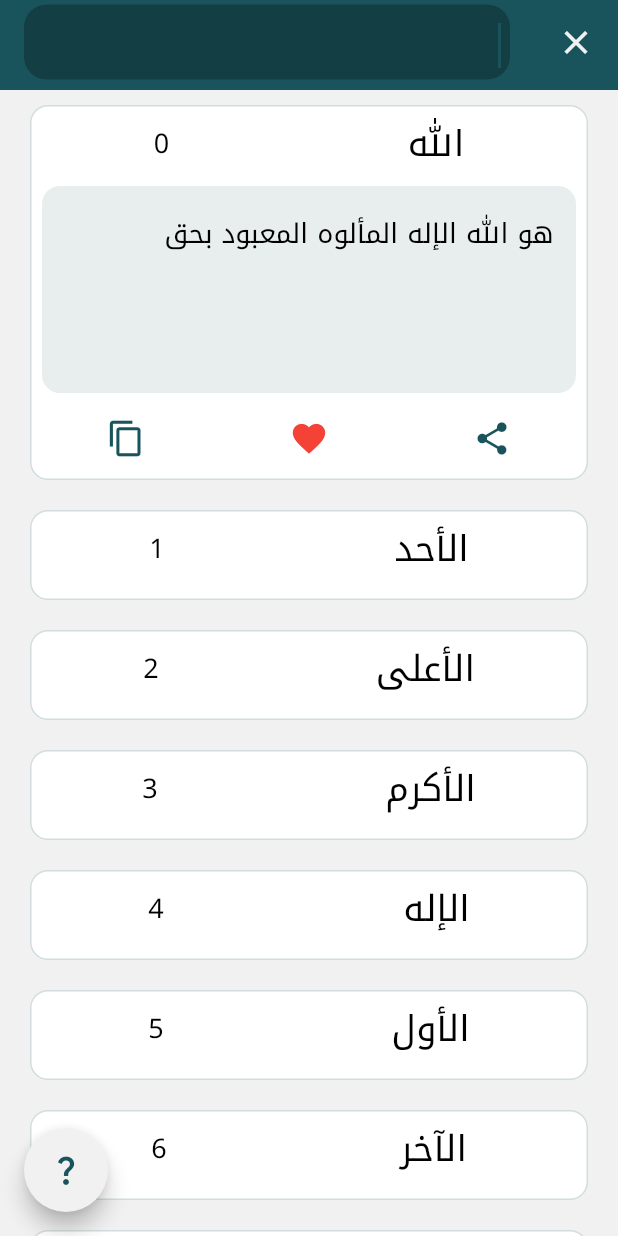
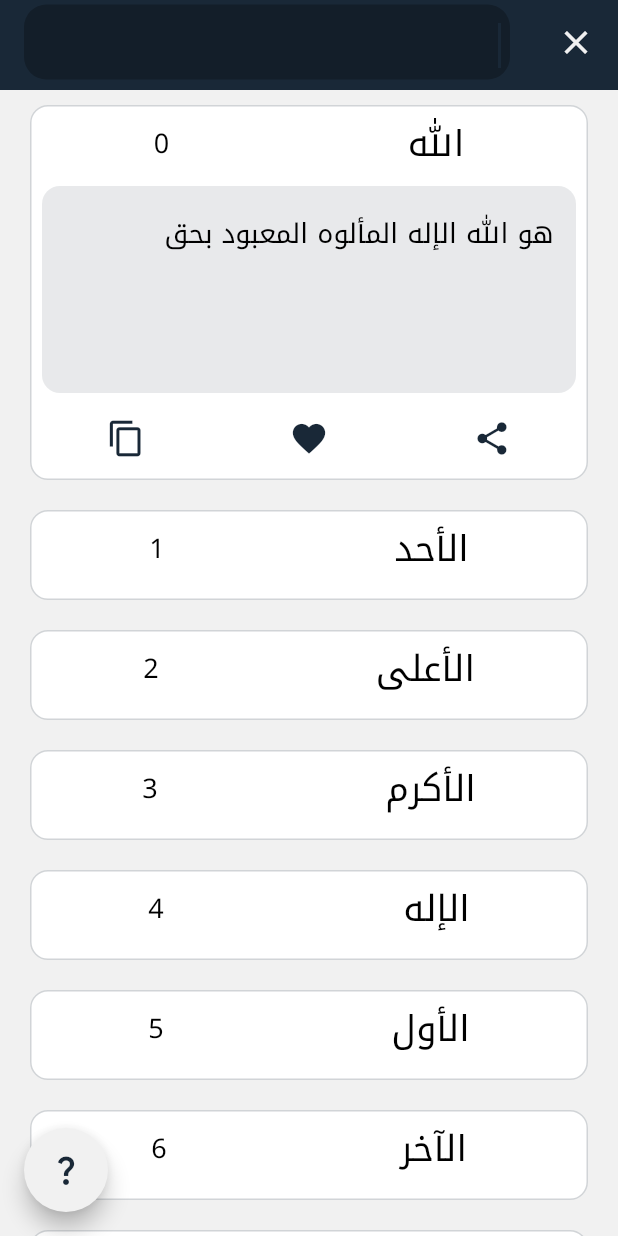
Before and after one commit to devhasanalhamed/names_of_allah, a Flutter app: the screen it shows after launch, after a tap on "الله", after a tap on the "search" icon, on a phone screen of 412 x 824 dp. Run offline on Flutter 3.47's test engine with Material 2 defaults, Android fonts, the light colour scheme and no system bars; our stand-ins replace shared_preferences.

Commit message:
small fixes
move icons to separate file and enhancing colors

```diff
--- /dev/null
+++ b/lib/app/view/widgets/interactive_icons.dart
@@ -0,0 +1,37 @@
+import 'package:flutter/material.dart';
+
+class InteractiveIcons extends StatelessWidget {
+  const InteractiveIcons({
+    Key? key,
+    required this.clicked,
+  }) : super(key: key);
+
+  final bool clicked;
+
+  @override
+  Widget build(BuildContext context) {
+    return AnimatedContainer(
+      duration: Duration(milliseconds: clicked ? 300 : 100),
+      height: clicked ? 50 : 0,
+      child: clicked
+          ? Row(
+              mainAxisAlignment: MainAxisAlignment.spaceAround,
+              children: [
+                IconButton(
+                  onPressed: () {},
+                  icon: const Icon(Icons.share),
+                ),
+                IconButton(
+                  onPressed: () {},
+                  icon: const Icon(Icons.favorite),
+                ),
+                IconButton(
+                  onPressed: () {},
+                  icon: const Icon(Icons.copy),
+                ),
+              ],
+            )
+          : null,
+    );
+  }
+}
--- a/lib/app/view/widgets/list_of_names.dart
+++ b/lib/app/view/widgets/list_of_names.dart
@@ -1,5 +1,7 @@
 import 'package:flutter/material.dart';
 import 'package:names_of_allah/app/models/names.dart';
+
+import 'interactive_icons.dart';
 
 class ListOfNames extends StatefulWidget {
   const ListOfNames(this.names, this.function, {Key? key}) : super(key: key);
@@ -111,27 +113,7 @@ class _NamesHolder extends State<NamesHolder> {
                         ),
                       ),
                     ),
-                  AnimatedContainer(
-                    duration: Duration(milliseconds: clicked ? 300 : 100),
-                    height: clicked ? 50 : 0,
-                    child: clicked
-                        ? Row(
-                            mainAxisAlignment: MainAxisAlignment.spaceAround,
-                            children: const [
-                              Icon(
-                                Icons.share,
-                              ),
-                              Icon(
-                                Icons.favorite,
-                                color: Colors.red,
-                              ),
-                              Icon(
-                                Icons.copy,
-                              ),
-                            ],
-                          )
-                        : null,
-                  ),
+                  InteractiveIcons(clicked: clicked),
                 ],
               ),
             ),
--- a/lib/core/colors/dark_theme_colors.dart
+++ b/lib/core/colors/dark_theme_colors.dart
@@ -1,9 +1,9 @@
 import 'package:flutter/material.dart';
 
 class ColorsDark {
-  static const primaryColor = Color(0xFF269BAD);
-  static const secondaryColor = Color(0xFF192734);
-  static const backgroundColor = Color.fromARGB(255, 14, 20, 26);
+  static const primaryColor = Color.fromARGB(255, 40, 155, 175);
+  static const secondaryColor = Color.fromARGB(255, 25, 40, 55);
+  static const backgroundColor = Color.fromARGB(255, 15, 20, 25);
   static const textColor = Colors.white;
 
   static const textColorBodyLarge = textColor;
--- a/lib/core/colors/light_theme_colors.dart
+++ b/lib/core/colors/light_theme_colors.dart
@@ -1,7 +1,7 @@
 import 'package:flutter/material.dart';
 
 class ColorsLight {
-  static const primaryColor = Color(0xFF19545C);
+  static const primaryColor = Color(0xFF192837);
   static const secondaryColor = Color(0xFFFFFFFF);
   static const backgroundColor = Color(0xFFF1F1F1);
   static const textColor = Colors.black;
```
